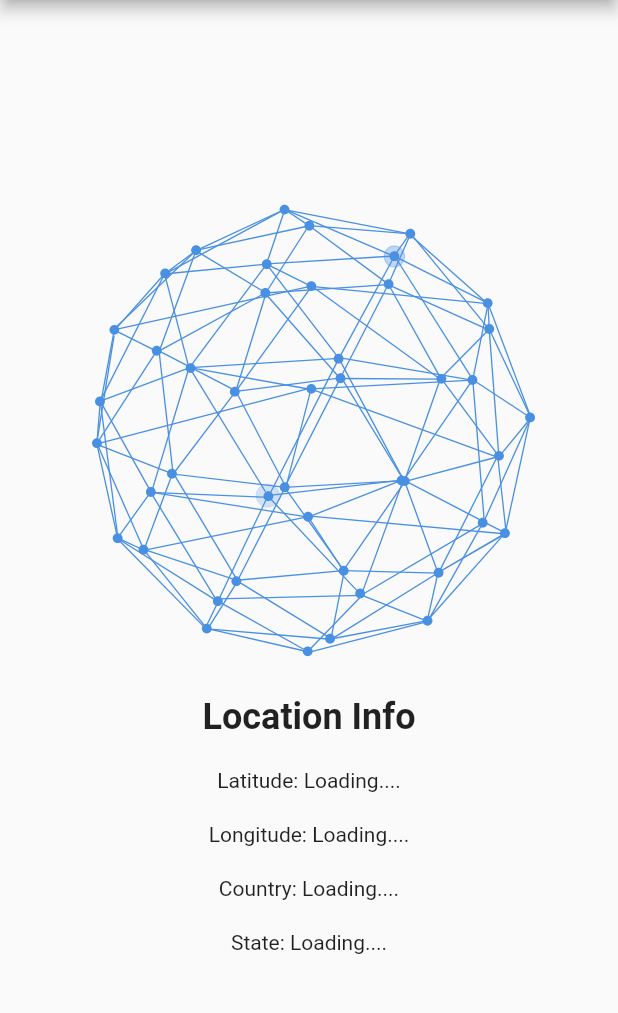
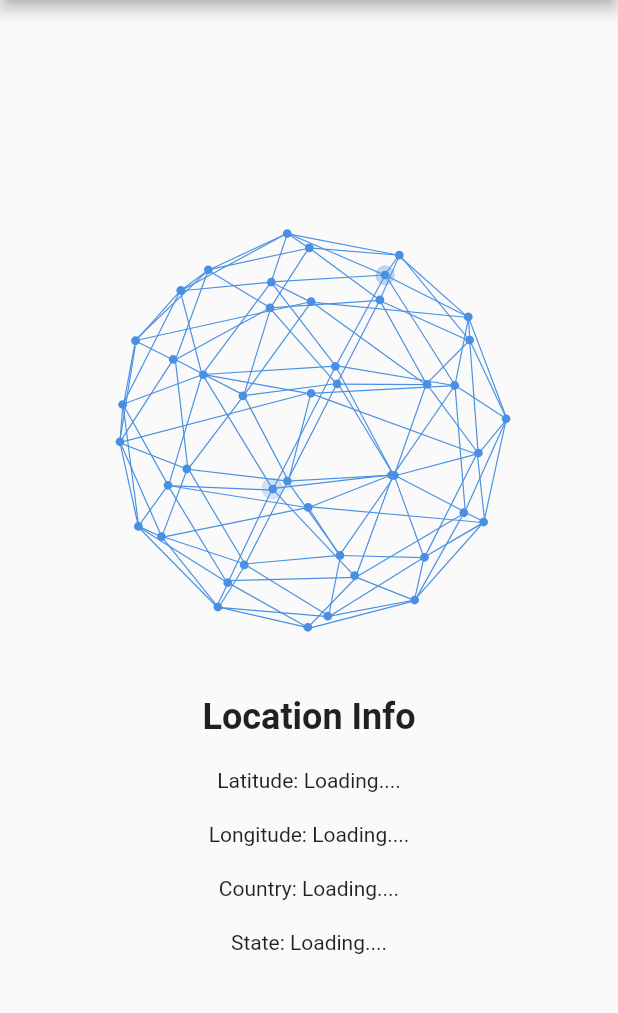
Before and after one commit to Balaji-V-S/Compass-Edge, a Flutter app: the LocationState screen opened directly, on a phone screen of 412 x 824 dp, the part 84-1097 px from its top. Run offline on Flutter 3.47's test engine with Material 2 defaults, Android fonts, the phone set to English and light mode, and no system bars; our stand-ins replace animated_splash_screen, curved_navigation_bar, flutter_compass, flutter_map, flutter_speed_dial, geocoding and 6 more; accounts and stored records are empty; project files that could hold a hidden picture were left out.

Commit message:
font commit

```diff
--- a/lib/Home_screen.dart
+++ b/lib/Home_screen.dart
@@ -8,6 +8,7 @@ import 'package:url_launcher/url_launcher.dart';
 import 'package:Compass_Edge/Location_screen.dart';
 import 'package:Compass_Edge/mapbox.dart';
 import 'package:Compass_Edge/Nav_bar.dart';
+import 'package:google_fonts/google_fonts.dart';
 
 // Since direction keeps changing... a stf widget
 
--- a/lib/Location_screen.dart
+++ b/lib/Location_screen.dart
@@ -6,6 +6,7 @@ import 'dart:developer';
 import 'package:lottie/lottie.dart';
 import 'package:flutter/material.dart';
 import 'package:Compass_Edge/location_service.dart';
+import 'package:google_fonts/google_fonts.dart';
 import 'package:shared_preferences/shared_preferences.dart';
 
 class LocationState extends StatefulWidget {
@@ -57,8 +58,11 @@ class _LocationStateState extends State<LocationState> {
           mainAxisAlignment: MainAxisAlignment.center,
           crossAxisAlignment: CrossAxisAlignment.center,
           children: [
-            Lottie.asset('assets/Animations/globe.json',
-                height: 350, width: 350),
+            Padding(
+              padding: const EdgeInsets.only(right: 50, left: 50),
+              child: Lottie.asset('assets/Animations/globe.json',
+                  height: 350, width: 350),
+            ),
             const SizedBox(height: 2),
             Text('Location Info', style: getStyle(size: 24)),
             const SizedBox(
--- a/lib/mapbox.dart
+++ b/lib/mapbox.dart
@@ -3,6 +3,7 @@ import 'package:flutter_map/flutter_map.dart';
 import 'package:Compass_Edge/Nav_bar.dart';
 import 'package:latlong2/latlong.dart'; //ignore unused refer latlong const value
 import 'package:Compass_Edge/sharedPrefs.dart'; //gets value from sharedprefs....
+import 'package:google_fonts/google_fonts.dart';
 
 class MapScreen extends StatelessWidget {
   const MapScreen({Key? key}) : super(key: key);
--- a/pubspec.yaml
+++ b/pubspec.yaml
@@ -43,7 +43,7 @@ dependencies:
   flutter_map: ^3.0.0
   animated_splash_screen: ^1.3.0 #animated splash screen
   flutter_speed_dial: ^6.2.0 #multiple action buttons
-
+  google_fonts: ^3.0.1
 
 flutter_icons:
   android: "launcher_icon"
```
Also changed, not shown: lib/InfoScreen.dart (+6 -2 lines), pubspec.lock.
